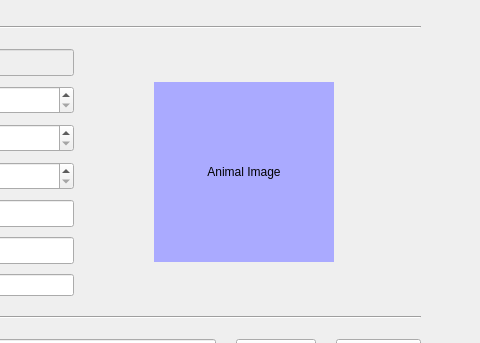
The window that DayCareUI.ui (ASNaeem/Simple-VCMS) describes before a commit, drawn with Qt 5; both pictures show x 699 to 1179 and y 85 to 428 of the 1179 by 880 pixel window.
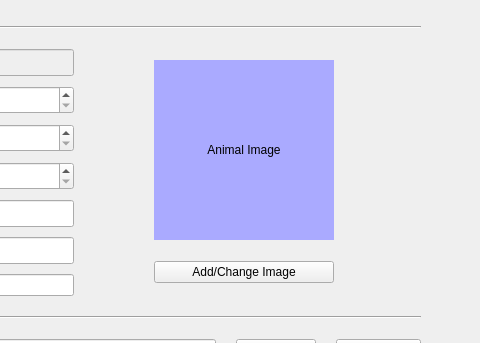
The same window after the commit.

What changed in the file:
```diff
--- a/DayCareUI.ui
+++ b/DayCareUI.ui
@@ -368,6 +368,13 @@
               </property>
              </widget>
             </item>
+            <item row="1" column="0">
+             <widget class="QPushButton" name="button_care_image">
+              <property name="text">
+               <string>Add/Change Image</string>
+              </property>
+             </widget>
+            </item>
            </layout>
           </item>
          </layout>
```
